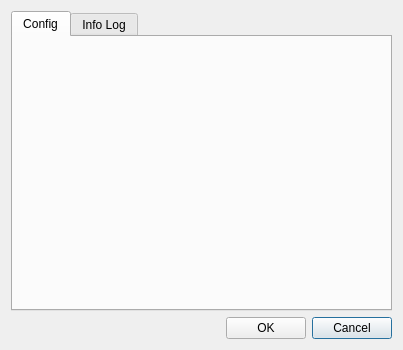
Above: core/ui/toolbars/utilities/create_mesh.ui from ibergis/ibergis_qgis_plugin before the change. Below: the same form after it.
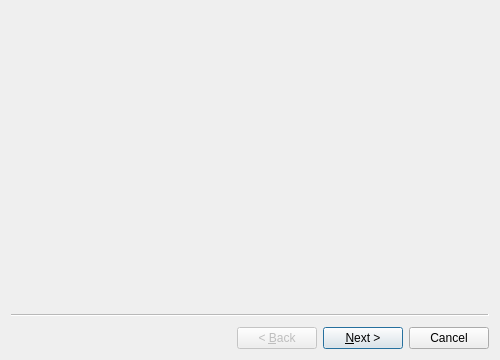
That is the form after the change.

Commit message: Use a wizard for Create Mesh button

```diff
--- a/core/ui/toolbars/utilities/create_mesh.ui
+++ b/core/ui/toolbars/utilities/create_mesh.ui
@@ -1,91 +1,19 @@
 <?xml version="1.0" encoding="UTF-8"?>
 <ui version="4.0">
  <class>dlg_create_mesh</class>
- <widget class="QDialog" name="dlg_create_mesh">
-  <property name="geometry">
-   <rect>
-    <x>0</x>
-    <y>0</y>
-    <width>403</width>
-    <height>350</height>
-   </rect>
-  </property>
+ <widget class="QWizard" name="dlg_create_mesh">
   <property name="windowTitle">
    <string>Create meshes</string>
   </property>
+  <property name="wizardStyle">
+   <enum>QWizard::ClassicStyle</enum>
+  </property>
+  <widget class="QWizardPage" name="wizardPage1">
+   <layout class="QGridLayout" name="gridLayout"/>
+  </widget>
+  <widget class="QWizardPage" name="wizardPage2">
   <layout class="QGridLayout" name="gridLayout_2">
-   <item row="11" column="0">
-    <layout class="QGridLayout" name="groupBox_6">
-     <item row="0" column="1">
-      <spacer name="horizontalSpacer">
-       <property name="orientation">
-        <enum>Qt::Horizontal</enum>
-       </property>
-       <property name="sizeHint" stdset="0">
-        <size>
-         <width>40</width>
-         <height>20</height>
-        </size>
-       </property>
-      </spacer>
-     </item>
-     <item row="0" column="3">
-      <widget class="QPushButton" name="btn_cancel">
-       <property name="text">
-        <string>Cancel</string>
-       </property>
-      </widget>
-     </item>
-     <item row="0" column="2">
-      <widget class="QPushButton" name="btn_ok">
-       <property name="text">
-        <string>OK</string>
-       </property>
-      </widget>
-     </item>
      <item row="0" column="0">
-      <widget class="QLabel" name="lbl_timer">
-       <property name="text">
-        <string/>
-       </property>
-      </widget>
-     </item>
-    </layout>
-   </item>
-   <item row="0" column="0">
-    <widget class="QTabWidget" name="mainTab">
-     <property name="currentIndex">
-      <number>0</number>
-     </property>
-     <widget class="QWidget" name="tab_config">
-      <property name="whatsThis">
-       <string/>
-      </property>
-      <attribute name="title">
-       <string>Config</string>
-      </attribute>
-      <layout class="QGridLayout" name="gridLayout_4">
-       <item row="2" column="0">
-        <spacer name="verticalSpacer">
-         <property name="orientation">
-          <enum>Qt::Vertical</enum>
-         </property>
-         <property name="sizeHint" stdset="0">
-          <size>
-           <width>20</width>
-           <height>33</height>
-          </size>
-         </property>
-        </spacer>
-       </item>
-      </layout>
-     </widget>
-     <widget class="QWidget" name="tab_infolog">
-      <attribute name="title">
-       <string>Info Log</string>
-      </attribute>
-      <layout class="QGridLayout" name="gridLayout_5" columnstretch="0,0">
-       <item row="0" column="0" colspan="2">
         <widget class="QTextEdit" name="txt_infolog"/>
        </item>
        <item row="2" column="0" colspan="2">
@@ -95,7 +23,11 @@
          </property>
         </widget>
        </item>
-       <item row="1" column="0" colspan="2">
+   </layout>
+  </widget>
+  <widget class="QWizardPage" name="wizardPage">
+   <layout class="QGridLayout" name="gridLayout_3">
+    <item row="0" column="0">
         <widget class="QPushButton" name="btn_save">
          <property name="text">
           <string>Save mesh to .dat file</string>
@@ -104,9 +36,6 @@
        </item>
       </layout>
      </widget>
-    </widget>
-   </item>
-  </layout>
  </widget>
  <resources/>
  <connections/>
```
Left out of the diff: 6 changed lines with no effect on the pictures. Lines whose indentation alone changed are shown as unchanged. The commit also changes 3 other files.
